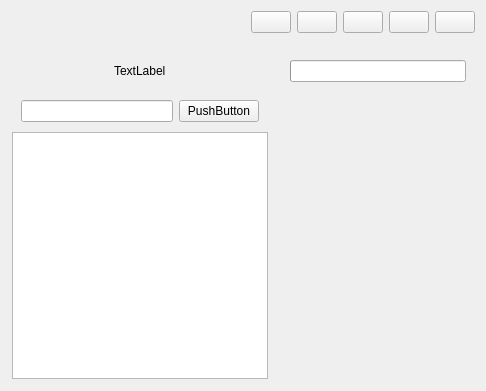
The window that blogui/Index.ui (zhangbailong945/PyQt5Projects) describes before a commit, drawn with Qt 5.
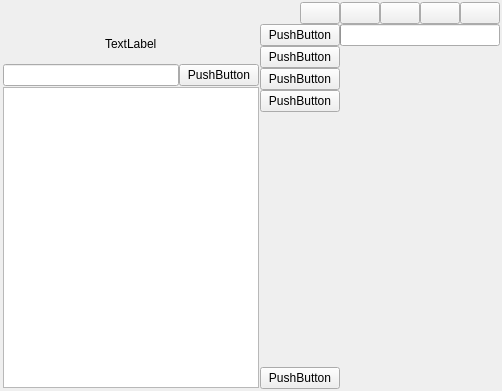
The same window after the commit.

```diff
--- a/blogui/Index.ui
+++ b/blogui/Index.ui
@@ -6,7 +6,7 @@
    <rect>
     <x>0</x>
     <y>0</y>
-    <width>486</width>
+    <width>502</width>
     <height>391</height>
    </rect>
   </property>
@@ -50,6 +50,21 @@
       <item>
        <widget class="QWidget" name="widgetTitleBar" native="true">
         <layout class="QHBoxLayout" name="horizontalLayout_3">
+         <property name="spacing">
+          <number>0</number>
+         </property>
+         <property name="leftMargin">
+          <number>0</number>
+         </property>
+         <property name="topMargin">
+          <number>0</number>
+         </property>
+         <property name="rightMargin">
+          <number>0</number>
+         </property>
+         <property name="bottomMargin">
+          <number>0</number>
+         </property>
          <item>
           <spacer name="horizontalSpacer">
            <property name="orientation">
@@ -104,11 +119,26 @@
       <item>
        <widget class="QWidget" name="widgetCenter" native="true">
         <layout class="QHBoxLayout" name="horizontalLayout_4">
+         <property name="spacing">
+          <number>0</number>
+         </property>
+         <property name="leftMargin">
+          <number>0</number>
+         </property>
+         <property name="topMargin">
+          <number>0</number>
+         </property>
+         <property name="rightMargin">
+          <number>0</number>
+         </property>
+         <property name="bottomMargin">
+          <number>0</number>
+         </property>
          <item>
           <widget class="QWidget" name="widgetCatalogs" native="true">
            <property name="minimumSize">
             <size>
-             <width>200</width>
+             <width>100</width>
              <height>0</height>
             </size>
            </property>
@@ -170,6 +200,21 @@
             <item>
              <widget class="QWidget" name="widgetSearch" native="true">
               <layout class="QHBoxLayout" name="horizontalLayout_2">
+               <property name="spacing">
+                <number>0</number>
+               </property>
+               <property name="leftMargin">
+                <number>0</number>
+               </property>
+               <property name="topMargin">
+                <number>0</number>
+               </property>
+               <property name="rightMargin">
+                <number>0</number>
+               </property>
+               <property name="bottomMargin">
+                <number>0</number>
+               </property>
                <item>
                 <widget class="QLineEdit" name="lineEdit"/>
                </item>
@@ -190,11 +235,92 @@
           </widget>
          </item>
          <item>
-          <widget class="QWidget" name="widgetTools" native="true"/>
+          <widget class="QWidget" name="widgetTools" native="true">
+           <layout class="QVBoxLayout" name="verticalLayout_4">
+            <property name="spacing">
+             <number>0</number>
+            </property>
+            <property name="leftMargin">
+             <number>0</number>
+            </property>
+            <property name="topMargin">
+             <number>0</number>
+            </property>
+            <property name="rightMargin">
+             <number>0</number>
+            </property>
+            <property name="bottomMargin">
+             <number>0</number>
+            </property>
+            <item>
+             <widget class="QPushButton" name="pushButton_3">
+              <property name="text">
+               <string>PushButton</string>
+              </property>
+             </widget>
+            </item>
+            <item>
+             <widget class="QPushButton" name="pushButton_5">
+              <property name="text">
+               <string>PushButton</string>
+              </property>
+             </widget>
+            </item>
+            <item>
+             <widget class="QPushButton" name="pushButton_6">
+              <property name="text">
+               <string>PushButton</string>
+              </property>
+             </widget>
+            </item>
+            <item>
+             <widget class="QPushButton" name="pushButton_4">
+              <property name="text">
+               <string>PushButton</string>
+              </property>
+             </widget>
+            </item>
+            <item>
+             <spacer name="verticalSpacer">
+              <property name="orientation">
+               <enum>Qt::Vertical</enum>
+              </property>
+              <property name="sizeHint" stdset="0">
+               <size>
+                <width>20</width>
+                <height>40</height>
+               </size>
+              </property>
+             </spacer>
+            </item>
+            <item>
+             <widget class="QPushButton" name="pushButton_2">
+              <property name="text">
+               <string>PushButton</string>
+              </property>
+             </widget>
+            </item>
+           </layout>
+          </widget>
          </item>
          <item>
           <widget class="QWidget" name="widgetContents" native="true">
            <layout class="QVBoxLayout" name="verticalLayout_2">
+            <property name="spacing">
+             <number>0</number>
+            </property>
+            <property name="leftMargin">
+             <number>0</number>
+            </property>
+            <property name="topMargin">
+             <number>0</number>
+            </property>
+            <property name="rightMargin">
+             <number>0</number>
+            </property>
+            <property name="bottomMargin">
+             <number>0</number>
+            </property>
             <item>
              <widget class="QProgressBar" name="progressBar">
               <property name="value">
```
